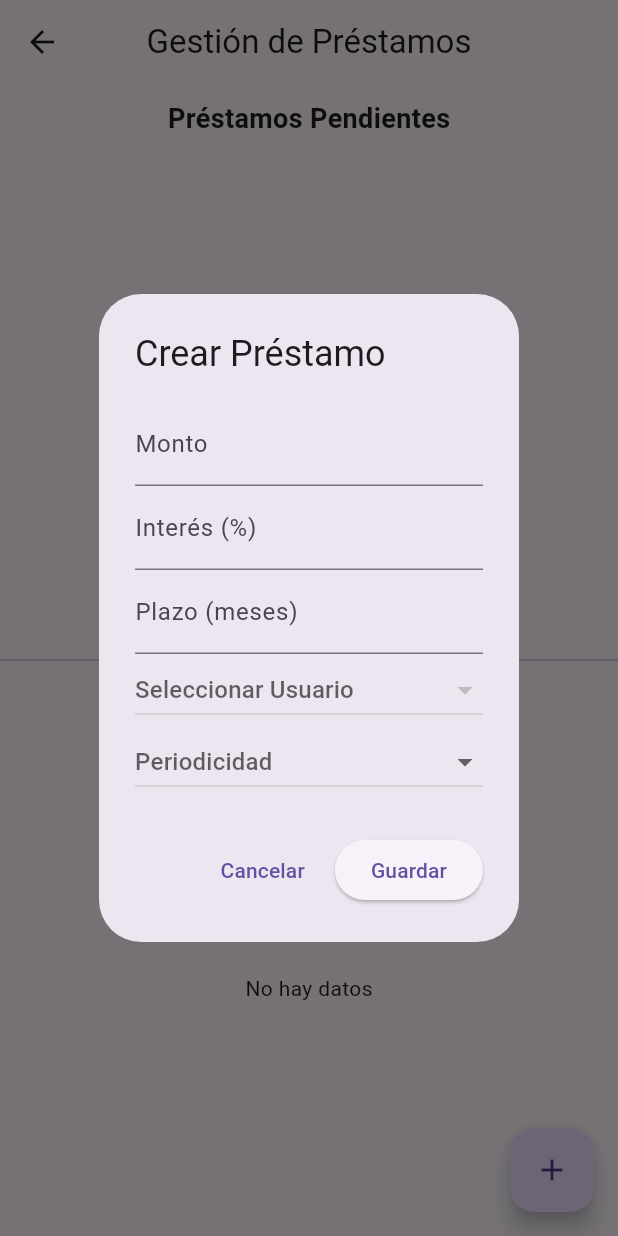
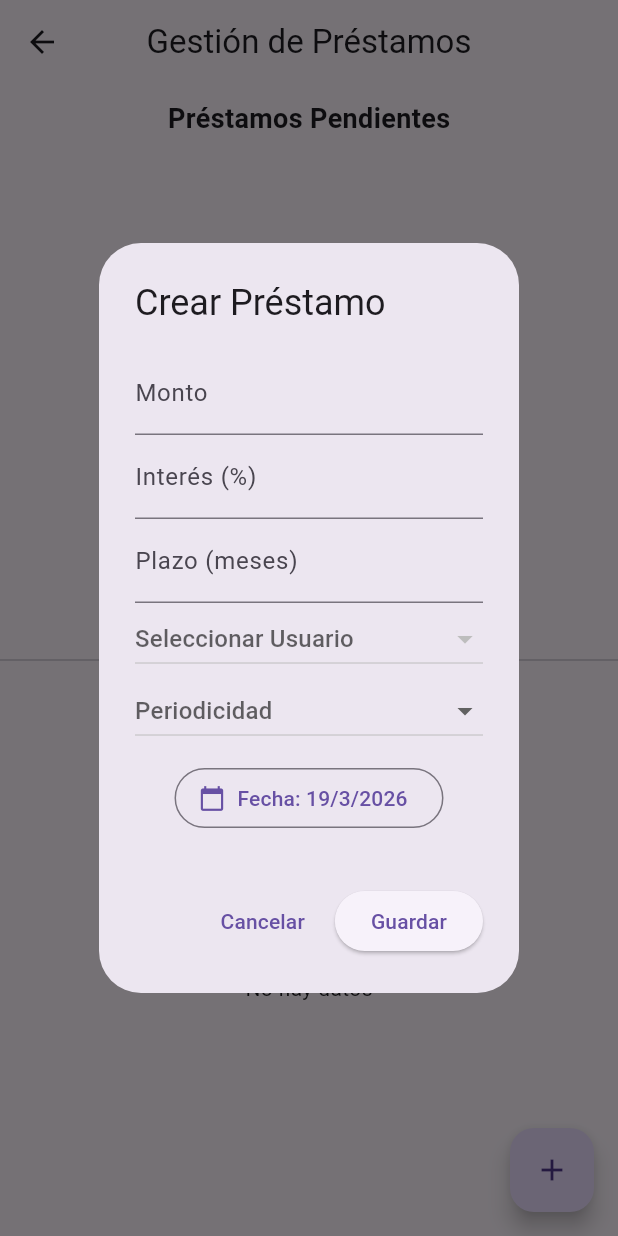
Before and after one commit to ChaloBuitrago/money_admin_new, a Flutter app: the PrestamoManagementScreen screen opened by its route, after a tap on the "add" icon, on a phone screen of 412 x 824 dp. Run offline on Flutter 3.47's test engine with Material 3 defaults, Android fonts, the phone set to English and light mode, and no system bars; our stand-ins replace permission_handler, sqflite; missing offline and left inert: flutter_sms; accounts and stored records are empty.

Commit message:
Fase 4: "refactor: centralización de base de datos y robustez en modelos de préstamo - Migración de toda la persistencia a una única base de datos (money_admin.db). - Eliminada la duplicidad de servicios en UserService para evitar inconsistencias de datos. - Implementada validación de tipos numéricos en modelos Prestamo y Pago (num to double). - Corregidos errores de nulidad en la selección de fecha y visualización de usuarios. - Agregadas restricciones de llave foránea con 'ON DELETE CASCADE' para integridad referencial. - Limpieza de advertencias (warnings) de BuildContext y métodos obsoletos (deprecated). "

```diff
--- a/lib/models/pago.dart
+++ b/lib/models/pago.dart
@@ -1,9 +1,9 @@
 class Pago {
   final int? id;
-  final int prestamoId; //FK a prestamos
+  final int prestamoId; // FK a prestamos
   final double monto;
   final String fecha;
-  final double cuotaEsperada; //Opcional para para registrar cuota calculada
+  final double cuotaEsperada; // Cuota calculada al momento del pago
 
   Pago({
     this.id,
@@ -15,10 +15,14 @@ class Pago {
 
   factory Pago.fromMap(Map<String, dynamic> json) => Pago(
       id: json['id'],
-      prestamoId: json['loan_id'],
-      monto: json['monto'],
+      prestamoId: json['prestamoId'],
+      monto: (json['monto'] is String)
+          ? double.parse(json['monto'])
+          : (json['monto'] as num).toDouble(),
       fecha: json['fecha'],
-      cuotaEsperada: json['cuotaEsperada']
+      cuotaEsperada: (json['cuotaEsperada'] is String)
+          ? double.parse(json['cuotaEsperada'])
+          : (json['cuotaEsperada'] as num).toDouble(),
     );
 
     Map<String, dynamic> toMap() {
@@ -27,6 +31,7 @@ return {
       'prestamoId': prestamoId,
       'monto': monto,
       'fecha': fecha,
+      'cuotaEsperada': cuotaEsperada,
       };
     }
   }
--- a/lib/models/prestamo.dart
+++ b/lib/models/prestamo.dart
@@ -21,9 +21,11 @@ class Prestamo {
     required this.plazo,
   });
 
+  // Factory para convertir de Mapa (SQLite) a Objeto
   factory Prestamo.fromMap(Map<String, dynamic> json) => Prestamo(
     id: json['id'],
     userId: json['userId'],
+    //Lógica robusta para parsear doubles sin errores de tipo
     monto: (json['monto'] is String) ? double.parse(json['monto']) : (json['monto'] as num).toDouble(),
     fecha: json['fecha'],
     estado: json['estado'],
@@ -33,6 +35,7 @@ class Prestamo {
     plazo: json['plazo'],
   );
 
+  //Convertir objeto a mapa para guardar en SQLite
   Map<String, dynamic> toMap() {
     return {
       'id': id,
@@ -46,4 +49,30 @@ class Prestamo {
       'plazo': plazo,
     };
   }
+
+  // Metodo para crear una copia del prestamo con valores modificados
+  // Util para actualizar saldos y estados sin mutar el objeto original
+  Prestamo copyWith({
+    int? id,
+    int? userId,
+    double? monto,
+    String? fecha,
+    String? estado,
+    String? periodicidad,
+    double? interes,
+    double? saldoPendiente,
+    int? plazo,
+  }) {
+    return Prestamo(
+      id: id ?? this.id,
+      userId: userId ?? this.userId,
+      monto: monto ?? this.monto,
+      fecha: fecha ?? this.fecha,
+      estado: estado ?? this.estado,
+      periodicidad: periodicidad ?? this.periodicidad,
+      interes: interes ?? this.interes,
+      saldoPendiente: saldoPendiente ?? this.saldoPendiente,
+      plazo: plazo ?? this.plazo,
+    );
+  }
 }
--- a/lib/models/user.dart
+++ b/lib/models/user.dart
@@ -6,10 +6,10 @@ class User {
   User({this.id, required this.nombre, required this.telefono});
 
   //Convertir objeto a mapa para SQLite
-  factory User.fromMap(Map<String, dynamic> json) => User(
-    id: json['id'],
-    nombre: json['nombre'],
-    telefono: json['telefono'],
+  factory User.fromMap(Map<String, dynamic> map) => User(
+    id: map['id'],
+    nombre: map['nombre'],
+    telefono: map['telefono'],
   );
     Map<String, dynamic> toMap(){
       return {
--- a/lib/screens/loan_management_screen.dart
+++ b/lib/screens/loan_management_screen.dart
@@ -51,7 +51,7 @@ class _PrestamoManagementScreenState extends State<PrestamoManagementScreen> {
     final plazoController = TextEditingController();
     User? selectedUser;
     String? selectedPeriodicidad;
-    DateTime? selectedDate = DateTime.now();
+    DateTime selectedDate = DateTime.now();
 
     final usuarios = await UserService.instance.getUsuarios();
 
@@ -82,6 +82,31 @@ class _PrestamoManagementScreenState extends State<PrestamoManagementScreen> {
                   items: ["Semanal", "Quincenal", "Mensual"].map((p) => DropdownMenuItem(value: p, child: Text(p))).toList(),
                   onChanged: (val) => setDialogState(() => selectedPeriodicidad = val),
                 ),
+
+                //---Nuevo boton de Fecha ----
+                Padding(
+                    padding:const EdgeInsets.symmetric(vertical:10.0),
+                    child: OutlinedButton.icon(
+                        onPressed: () async {
+                          final DateTime? picked = await showDatePicker(
+                            context: context,
+                            initialDate: selectedDate,
+                            firstDate: DateTime(2020),
+                            lastDate: DateTime(2030),
+                          );
+                          if (picked != null) {
+                            //Importante: setDialogState para refrescar el boton del dialogo
+                            setDialogState(() {
+                              selectedDate = picked;
+                            });
+                          }
+                        },
+                        icon: const Icon(Icons.calendar_today),
+                        label: Text(
+                          "Fecha: ${selectedDate.day}/${selectedDate.month}/${selectedDate.year}",
+                        ),
+                    ),
+                ),
               ],
             ),
           ),
@@ -89,9 +114,14 @@ class _PrestamoManagementScreenState extends State<PrestamoManagementScreen> {
             TextButton(onPressed: () => Navigator.pop(context), child: const Text("Cancelar")),
             ElevatedButton(
               onPressed: () async {
-                if (selectedUser != null && selectedPeriodicidad != null && montoController.text.isNotEmpty) {
+                if (selectedUser != null &&
+                    selectedPeriodicidad != null &&
+                    montoController.text.isNotEmpty &&
+                    plazoController.text.isNotEmpty) {
+
                   final monto = double.parse(montoController.text);
                   final interes = double.parse(interesController.text);
+
                   final prestamo = Prestamo(
                     userId: selectedUser!.id!,
                     monto: monto,
@@ -103,6 +133,7 @@ class _PrestamoManagementScreenState extends State<PrestamoManagementScreen> {
                     plazo: int.parse(plazoController.text),
                   );
                   await DatabaseHelper.instance.insertPrestamo(prestamo);
+                  if (!mounted) return;
                   Navigator.pop(context);
                   _refreshAll();
                 }
--- a/lib/services/database_helper.dart
+++ b/lib/services/database_helper.dart
@@ -19,7 +19,17 @@ class DatabaseHelper {
   Future<Database> _initDB(String filePath) async {
     final dbPath = await getDatabasesPath();
     final path = join(dbPath, filePath);
-    return await openDatabase(path, version: 1, onCreate: _createDB);
+    return await openDatabase(
+        path,
+        version: 1,
+        onCreate: _createDB,
+        onConfigure: _onConfigure,
+    );
+  }
+
+  //Apartado esencial: Si se borra un usuario, se borra el pretamo para que no quede huerfano
+  Future _onConfigure(Database db) async {
+    await db.execute('PRAGMA foreign_keys = ON');
   }
 
   Future _createDB(Database db, int version) async {
@@ -57,9 +67,41 @@ class DatabaseHelper {
         monto REAL NOT NULL,
         fecha TEXT NOT NULL,
         cuotaEsperada REAL,
-        FOREIGN KEY (prestamoId) REFERENCES prestamos (id)
+        FOREIGN KEY (prestamoId) REFERENCES prestamos (id) ON DELETE CASCADE
       )
     ''');
+  }
+
+  // ------- MÉTODOS MEJORADOS ------
+
+  //1. Transacción de Pago: Evita que se registre el pago pero no se descuente del saldo
+  Future<void> registrarPago(Pago pago, double nuevoSaldo, String nuevoEstado) async {
+    final db = await database;
+
+    await db.transaction((txn) async {
+      // Insertar el pago
+      await txn.insert('pagos', pago.toMap());
+
+      // Actualizar el préstamo dentro de la misma operación
+      await txn.update(
+        'prestamos',
+        {'saldoPendiente': nuevoSaldo, 'estado': nuevoEstado},
+        where: 'id = ?',
+        whereArgs: [pago.prestamoId],
+      );
+    });
+  }
+
+  //2. Obtener pagos de un préstamo especifico
+  Future<List<Pago>> getPagosPorPrestamo(int prestamoId) async {
+    final db = await database;
+    final result = await db.query(
+      'pagos',
+      where: 'prestamoId = ?',
+      whereArgs: [prestamoId],
+      orderBy: 'fecha DESC',
+    );
+    return result.map((map) => Pago.fromMap(map)).toList();
   }
 
   //-------------- Métodos CRUD para Users -------------
@@ -73,6 +115,19 @@ class DatabaseHelper {
     final db = await database;
     final result = await db.query('users');
     return result.map((map) => User.fromMap(map)).toList();
+  }
+
+  Future<User?> getUsuarioById(int id) async {
+    final db = await database;
+    final maps = await db.query(
+      'users',
+      where: 'id = ?',
+      whereArgs: [id],
+    );
+    if (maps.isNotEmpty) {
+      return User.fromMap(maps.first);
+    }
+    return null;
   }
 
   Future<int> updateUser(User user) async {
@@ -128,6 +183,7 @@ class DatabaseHelper {
 
   Future<List<Prestamo>> getPrestamosPendientes() async {
     final db = await database;
+    //Filtrar solo los usuarios que si deben dinero
     final result = await db.query(
         'prestamos',
         where: 'saldoPendiente > 0',
--- a/lib/services/user_service.dart
+++ b/lib/services/user_service.dart
@@ -1,78 +1,31 @@
-import 'package:sqflite/sqflite.dart';
-import 'package:path/path.dart';
 import '../models/user.dart';
-import 'database_helper.dart';
+import 'database_helper.dart'; // Importamos el único Helper
 
 class UserService {
+  // Mantenemos el Singleton
   static final UserService instance = UserService._init();
-  static Database? _database;
-
   UserService._init();
 
-  Future<Database> get database async {
-    if (_database != null) return _database!;
-    _database = await _initDB('app.db');
-    return _database!;
-  }
-
-  Future<Database> _initDB(String filePath) async {
-    final dbPath = await getDatabasesPath();
-    final path = join(dbPath, filePath);
-
-    return await openDatabase(path, version: 1, onCreate: _createDB);
-  }
-
-  Future _createDB(Database db, int version) async {
-    await db.execute('''
-      CREATE TABLE users (
-        id INTEGER PRIMARY KEY AUTOINCREMENT,
-        nombre TEXT,
-        telefono TEXT
-      )
-    ''');
-  }
+  // ELIMINAMOS: Toda la lógica de _initDB, _createDB y el objeto Database.
+  // Ahora usamos directamente la instancia de DatabaseHelper.
 
   Future<int> insertUsuario(User user) async {
-    final db = await instance.database;
-    return await db.insert('users', user.toMap());
+    return await DatabaseHelper.instance.insertUser(user);
   }
 
   Future<int> updateUsuario(User user) async {
-    final db = await instance.database;
-    return await db.update(
-      'users',
-      user.toMap(),
-      where: 'id = ?',
-      whereArgs: [user.id],
-    );
+    return await DatabaseHelper.instance.updateUser(user);
   }
 
   Future<int> deleteUsuario(int id) async {
-    final db = await instance.database;
-    return await db.delete(
-      'users',
-      where: 'id = ?',
-      whereArgs: [id],
-    );
+    return await DatabaseHelper.instance.deleteUser(id);
   }
 
   Future<List<User>> getUsuarios() async {
-    final db = await instance.database;
-    final result = await db.query('users');
-    return result.map((json) => User.fromMap(json)).toList();
+    return await DatabaseHelper.instance.getUsuarios();
   }
 
   Future<User?> getUsuarioById(int id) async {
-    final db = await instance.database;
-    final result = await db.query(
-      'users',
-      where: 'id = ?',
-      whereArgs: [id],
-    );
-    if (result.isNotEmpty) {
-      return User.fromMap(result.first);
-    }
-    return null;
+    return await DatabaseHelper.instance.getUsuarioById(id);
   }
-
 }
```
Lines whose indentation alone changed are shown as unchanged.
